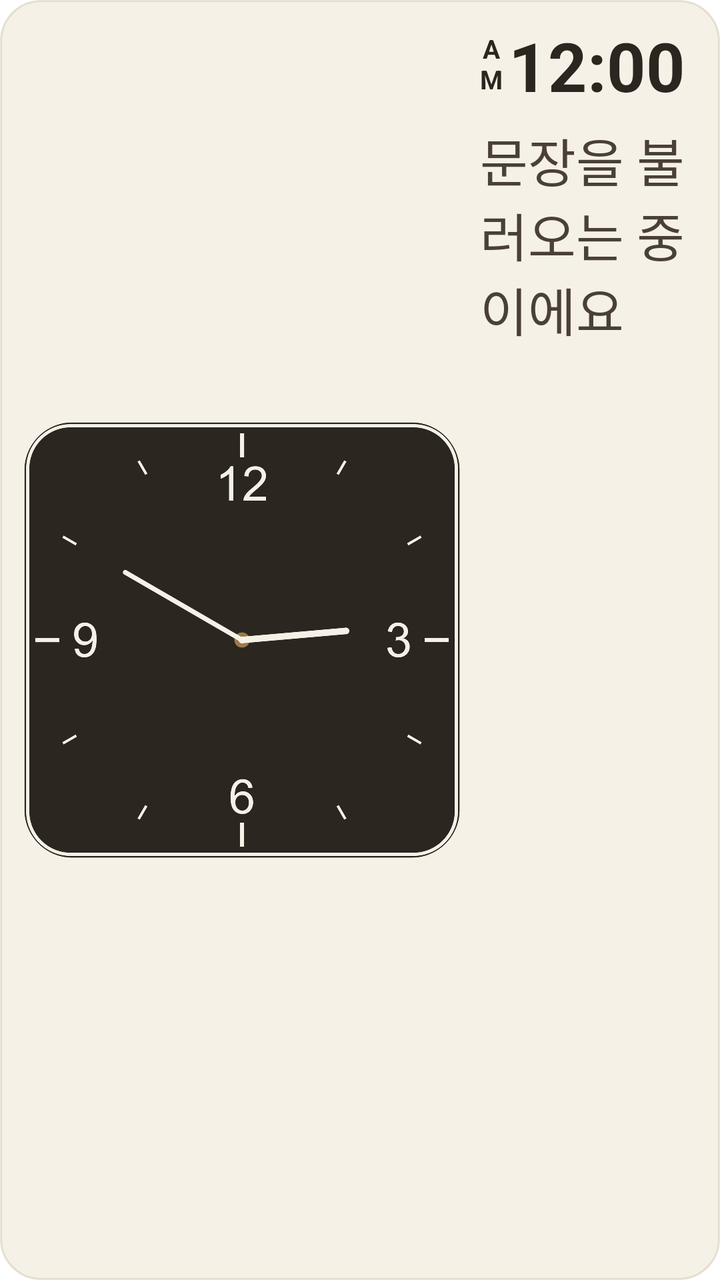
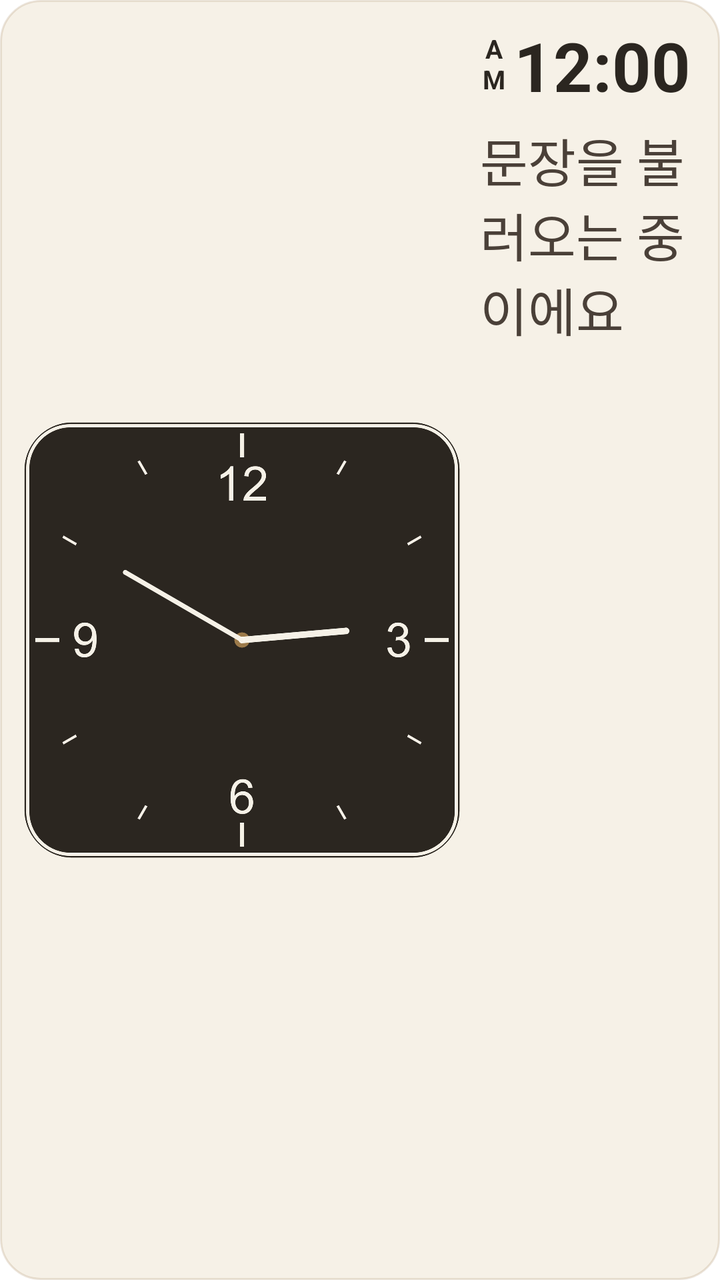

Before-and-after screenshots of an Android layout around one commit, followed by the original layout XML and the change that was made.
<!-- AndroidManifest.xml: fallback theme Theme.MaterialComponents.DayNight.NoActionBar -->
<!-- res/layout/widget_medium.xml -->
<?xml version="1.0" encoding="utf-8"?>
<LinearLayout xmlns:android="http://schemas.android.com/apk/res/android"
    android:id="@+id/widget_root"
    android:layout_width="match_parent"
    android:layout_height="match_parent"
    android:orientation="horizontal"
    android:gravity="center_vertical"
    android:background="@drawable/widget_background"
    android:padding="10dp">

    
    <FrameLayout
        android:layout_width="0dp"
        android:layout_height="match_parent"
        android:layout_weight="1">

        <AnalogClock
            android:id="@+id/widget_clock_analog"
            android:layout_width="match_parent"
            android:layout_height="match_parent"
            android:dial="@drawable/widget_clock_dial"
            android:hand_hour="@drawable/widget_clock_hand_hour"
            android:hand_minute="@drawable/widget_clock_hand_minute" />

        <ImageView
            android:id="@+id/widget_clock_hand_alarm"
            android:layout_width="match_parent"
            android:layout_height="match_parent"
            android:src="@drawable/widget_clock_hand_alarm"
            android:visibility="gone"
            android:contentDescription="@null" />

    </FrameLayout>

    <LinearLayout
        android:layout_width="110dp"
        android:layout_height="match_parent"
        android:layout_marginStart="8dp"
        android:orientation="vertical"
        android:gravity="center_vertical">

        
        <LinearLayout
            android:layout_width="wrap_content"
            android:layout_height="wrap_content"
            android:gravity="center_vertical">

            <LinearLayout
                android:layout_width="wrap_content"
                android:layout_height="wrap_content"
                android:layout_marginEnd="3dp"
                android:orientation="vertical"
                android:gravity="center_horizontal">

                <TextView
                    android:id="@+id/widget_meridiem_top"
                    android:layout_width="wrap_content"
                    android:layout_height="wrap_content"
                    android:includeFontPadding="false"
                    android:text="A"
                    android:textSize="13sp"
                    android:textStyle="bold"
                    android:textColor="#2B2620" />

                <TextView
                    android:id="@+id/widget_meridiem_bottom"
                    android:layout_width="wrap_content"
                    android:layout_height="wrap_content"
                    android:includeFontPadding="false"
                    android:text="M"
                    android:textSize="13sp"
                    android:textStyle="bold"
                    android:textColor="#2B2620" />

            </LinearLayout>

            <TextClock
                android:id="@+id/widget_clock_text"
                android:layout_width="wrap_content"
                android:layout_height="wrap_content"
                android:format12Hour="h:mm"
                android:format24Hour="h:mm"
                android:textSize="34sp"
                android:textStyle="bold"
                android:textColor="#2B2620" />

        </LinearLayout>

        
        <TextView
            android:id="@+id/widget_quote"
            android:layout_width="match_parent"
            android:layout_height="0dp"
            android:layout_weight="1"
            android:layout_marginTop="6dp"
            android:text="문장을 불러오는 중이에요"
            android:textColor="#4A4038"
            android:autoSizeTextType="uniform"
            android:autoSizeMinTextSize="8sp"
            android:autoSizeMaxTextSize="26sp"
            android:autoSizeStepGranularity="1sp" />

    </LinearLayout>

</LinearLayout>
<!-- resources referenced by this layout -->
<resources>
  <!-- drawable widget_background (drawable) -->
  <?xml version="1.0" encoding="utf-8"?>
  <shape xmlns:android="http://schemas.android.com/apk/res/android">
      <solid android:color="#F6F1E7" />
      <stroke android:width="1dp" android:color="#339C7A4A" />
      <corners android:radius="20dp" />
  </shape>
  <!-- drawable widget_clock_dial: png bitmap (drawable-xxxhdpi, 109927 bytes) -->
  <!-- drawable widget_clock_hand_alarm: png bitmap (drawable-xxxhdpi, 11423 bytes) -->
  <!-- drawable widget_clock_hand_hour: png bitmap (drawable-xxxhdpi, 12305 bytes) -->
  <!-- drawable widget_clock_hand_minute: png bitmap (drawable-xxxhdpi, 12108 bytes) -->
</resources>

<!-- the commit's change to res/layout/widget_medium.xml (unified diff, before → after) -->
@@ -52,10 +52,12 @@
                 android:orientation="vertical"
                 android:gravity="center_horizontal">
 
+                
                 <TextView
                     android:id="@+id/widget_meridiem_top"
-                    android:layout_width="wrap_content"
+                    android:layout_width="14dp"
                     android:layout_height="wrap_content"
+                    android:gravity="center"
                     android:includeFontPadding="false"
                     android:text="A"
                     android:textSize="13sp"
@@ -64,8 +66,9 @@
 
                 <TextView
                     android:id="@+id/widget_meridiem_bottom"
-                    android:layout_width="wrap_content"
+                    android:layout_width="14dp"
                     android:layout_height="wrap_content"
+                    android:gravity="center"
                     android:includeFontPadding="false"
                     android:text="M"
                     android:textSize="13sp"
